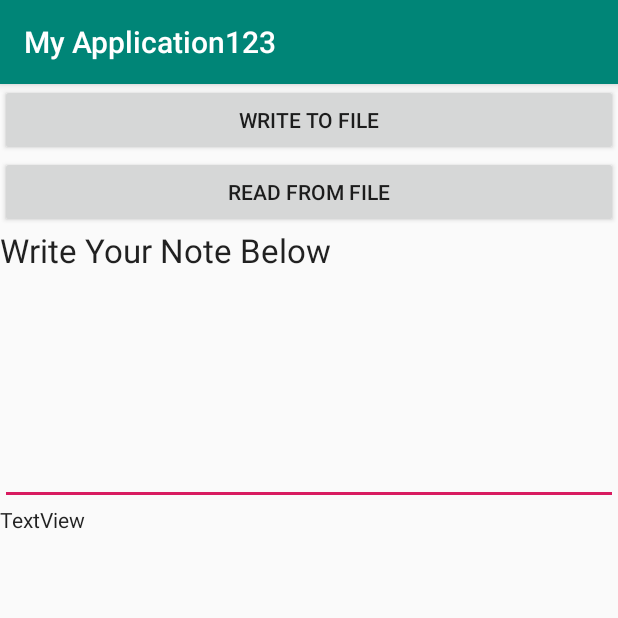
After one commit to dedinededin/android-java-trainings, an Android app: the FileReadWriteActivity screen opened directly, with no data from a screen before it, on a phone screen of 412 x 824 dp, the top half of it. The commit adds this screen. Run offline under Robolectric (Android 15) with nearby library versions, the phone set to English and light mode, and no system bars.

Commit message:
File read/write is implemented

```diff
--- /dev/null
+++ b/app/src/main/java/com/example/myapplication/activities/FileReadWriteActivity.java
@@ -0,0 +1,65 @@
+package com.example.myapplication.activities;
+
+import android.support.v7.app.AppCompatActivity;
+import android.os.Bundle;
+import android.view.View;
+import android.widget.Button;
+import android.widget.EditText;
+import android.widget.TextView;
+import android.widget.Toast;
+
+import com.example.myapplication.R;
+
+import java.io.BufferedReader;
+import java.io.FileInputStream;
+import java.io.FileNotFoundException;
+import java.io.FileOutputStream;
+import java.io.IOException;
+import java.io.InputStreamReader;
+
+public class FileReadWriteActivity extends AppCompatActivity {
+    EditText file_edit;
+    TextView file_text;
+
+    @Override
+    protected void onCreate(Bundle savedInstanceState) {
+        super.onCreate(savedInstanceState);
+        setContentView(R.layout.activity_file_read_write);
+        file_edit = findViewById(R.id.file_editText);
+        file_text = findViewById(R.id.file_textView);
+    }
+
+    public void read(View view) {
+        try {
+            FileInputStream fileInputStream = openFileInput("myFile.txt");
+            InputStreamReader inputStreamReader = new InputStreamReader(fileInputStream);
+            BufferedReader bufferedReader = new BufferedReader(inputStreamReader);
+            StringBuffer stringBuffer = new StringBuffer();
+            String line;
+
+            while ((line = bufferedReader.readLine()) != null) {
+                stringBuffer.append(line + "\n");
+            }
+            file_text.setText(stringBuffer);
+        } catch (FileNotFoundException e) {
+            e.printStackTrace();
+        } catch (IOException e) {
+            e.printStackTrace();
+        }
+    }
+
+    public void write(View view) {
+        String text = file_edit.getText().toString();
+        try {
+            FileOutputStream fileOutputStream = openFileOutput("myFile.txt", MODE_PRIVATE);
+            fileOutputStream.write(text.getBytes());
+            fileOutputStream.close();
+            Toast.makeText(this, "Text Saved.", Toast.LENGTH_SHORT).show();
+            file_edit.setText("");
+        } catch (FileNotFoundException e) {
+            e.printStackTrace();
+        } catch (IOException e) {
+            e.printStackTrace();
+        }
+    }
+}
--- /dev/null
+++ b/app/src/main/res/layout/activity_file_read_write.xml
@@ -0,0 +1,46 @@
+<?xml version="1.0" encoding="utf-8"?>
+<LinearLayout xmlns:android="http://schemas.android.com/apk/res/android"
+    xmlns:app="http://schemas.android.com/apk/res-auto"
+    xmlns:tools="http://schemas.android.com/tools"
+    android:layout_width="match_parent"
+    android:layout_height="match_parent"
+    android:orientation="vertical"
+    tools:context=".activities.FileReadWriteActivity">
+
+    <Button
+        android:id="@+id/write_button"
+        android:layout_width="match_parent"
+        android:layout_height="wrap_content"
+        android:onClick="write"
+        android:text="Write To File" />
+
+    <Button
+        android:id="@+id/read_button"
+        android:layout_width="match_parent"
+        android:layout_height="wrap_content"
+        android:onClick="read"
+        android:text="Read From File" />
+
+    <TextView
+        android:id="@+id/textView2"
+        android:layout_width="match_parent"
+        android:layout_height="wrap_content"
+        android:text="Write Your Note Below"
+        android:textAppearance="@style/TextAppearance.AppCompat.Large" />
+
+    <EditText
+        android:id="@+id/file_editText"
+        android:layout_width="match_parent"
+        android:layout_height="155dp"
+        android:ems="10"
+        android:inputType="textPersonName"
+        android:singleLine="false"
+        android:textAppearance="@style/TextAppearance.AppCompat.Body1" />
+
+    <TextView
+        android:id="@+id/file_textView"
+        android:layout_width="match_parent"
+        android:layout_height="178dp"
+        android:text="TextView"
+        android:textAppearance="@style/TextAppearance.AppCompat.Body1" />
+</LinearLayout>
--- a/app/src/main/res/layout/activity_main.xml
+++ b/app/src/main/res/layout/activity_main.xml
@@ -80,4 +80,10 @@
         android:layout_height="wrap_content"
         android:text="Open Random Number Generator" />
 
+    <Button
+        android:id="@+id/file_button"
+        android:layout_width="match_parent"
+        android:layout_height="wrap_content"
+        android:text="File Read Write" />
+
 </LinearLayout>
```
Also changed, not shown: app/src/main/java/com/example/myapplication/activities/MainActivity.java (+11 -1 lines).
